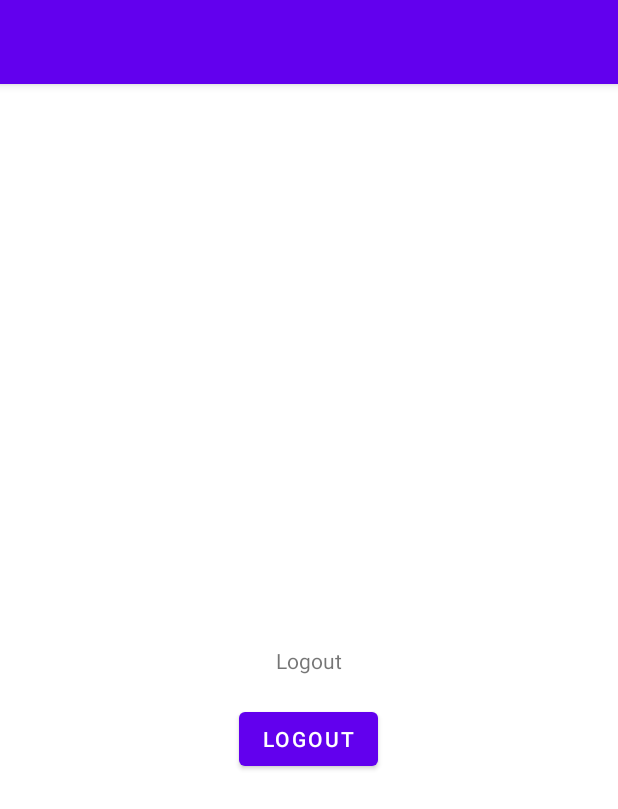
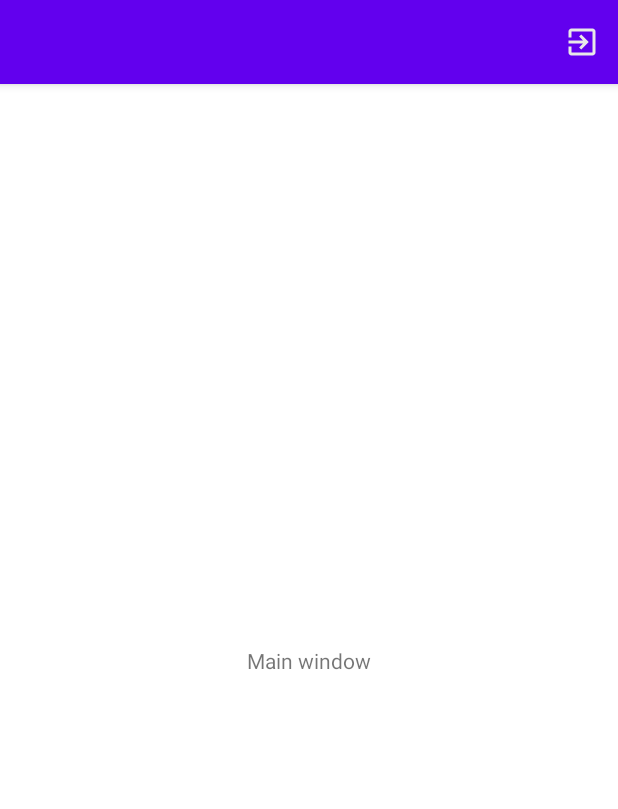
Before and after one commit to LetoDArt/android-recorder, an Android app: the MainWindowFragment screen opened through its navigation route, on a phone screen of 412 x 824 dp. Shown: the top 809 px of the screen. Run offline under Robolectric (Android 15) with nearby library versions, the phone set to English and light mode, and no system bars; our stand-ins replace Timber; libraries missing offline, so code that uses them is left out: by.kirich1409.viewbindingdelegate; 2 statements that could not run were skipped.

Commit message:
added logout to auth flow

```diff
--- a/app/src/main/java/com/example/recorder/data/auth/AuthRepository.kt
+++ b/app/src/main/java/com/example/recorder/data/auth/AuthRepository.kt
@@ -4,7 +4,9 @@ import com.example.recorder.data.auth.model.*
 import com.example.recorder.data.networking.Networking
 
 class AuthRepository {
-    fun logout() {
+    suspend fun logout() {
+        Networking.authApi.logoutUser(LogoutRequest(TokenStorage.refreshToken))
+
         TokenStorage.saveAccessToken("")
         TokenStorage.saveRefreshToken("")
     }
--- a/app/src/main/java/com/example/recorder/data/networking/Networking.kt
+++ b/app/src/main/java/com/example/recorder/data/networking/Networking.kt
@@ -31,7 +31,7 @@ object Networking {
             .build()
 
         retrofit = Retrofit.Builder()
-            .baseUrl("http://192.168.72.48:8000")
+            .baseUrl("http://192.168.31.190:8000")
             .addConverterFactory(MoshiConverterFactory.create())
             .client(okhttpClient!!)
             .build()
--- a/app/src/main/java/com/example/recorder/ui/MainWindow/MainWindowFragment.kt
+++ b/app/src/main/java/com/example/recorder/ui/MainWindow/MainWindowFragment.kt
@@ -1,10 +1,16 @@
 package com.example.recorder.ui.MainWindow
 
 import android.os.Bundle
+import android.view.Menu
+import android.view.MenuInflater
+import android.view.MenuItem
 import android.view.View
 import androidx.appcompat.app.AppCompatActivity
+import androidx.core.view.MenuHost
+import androidx.core.view.MenuProvider
 import androidx.fragment.app.Fragment
 import androidx.fragment.app.viewModels
+import androidx.lifecycle.Lifecycle
 import androidx.navigation.fragment.findNavController
 import by.kirich1409.viewbindingdelegate.viewBinding
 import com.example.recorder.R
@@ -22,12 +28,25 @@ class MainWindowFragment : Fragment(R.layout.fragment_main_window) {
 
         mainWindowViewModel.getUserFromStore()
 
+        val menuHost: MenuHost = requireActivity()
         val app = view.context as AppCompatActivity
         app.supportActionBar?.show()
 
-        binding.button.setOnClickListener {
-            mainWindowViewModel.logout()
-        }
+        menuHost.addMenuProvider(object : MenuProvider {
+            override fun onCreateMenu(menu: Menu, menuInflater: MenuInflater) {
+                menuInflater.inflate(R.menu.options, menu)
+            }
+
+            override fun onMenuItemSelected(menuItem: MenuItem): Boolean {
+                return when (menuItem.itemId) {
+                    R.id.logout_button -> {
+                        mainWindowViewModel.logout()
+                        true
+                    }
+                    else -> false
+                }
+            }
+        }, viewLifecycleOwner, Lifecycle.State.RESUMED)
 
         mainWindowViewModel.userFlow.launchAndCollectIn(viewLifecycleOwner) { user ->
             user?.user_name.let {
--- /dev/null
+++ b/app/src/main/res/drawable/logout_24.xml
@@ -0,0 +1,5 @@
+<vector android:autoMirrored="true" android:height="24dp"
+    android:tint="#E8E8E8" android:viewportHeight="24"
+    android:viewportWidth="24" android:width="24dp" xmlns:android="http://schemas.android.com/apk/res/android">
+    <path android:fillColor="@android:color/white" android:pathData="M10.09,15.59L11.5,17l5,-5 -5,-5 -1.41,1.41L12.67,11H3v2h9.67l-2.58,2.59zM19,3H5c-1.11,0 -2,0.9 -2,2v4h2V5h14v14H5v-4H3v4c0,1.1 0.89,2 2,2h14c1.1,0 2,-0.9 2,-2V5c0,-1.1 -0.9,-2 -2,-2z"/>
+</vector>
--- a/app/src/main/res/layout/fragment_main_window.xml
+++ b/app/src/main/res/layout/fragment_main_window.xml
@@ -16,24 +16,13 @@
             android:layout_height="wrap_content"
             android:layout_marginStart="20dp"
             android:layout_marginEnd="20dp"
-            android:text="@string/Logout_button"
+            android:text="@string/main_window_title"
             android:textAlignment="center"
             app:layout_constraintBottom_toBottomOf="parent"
             app:layout_constraintEnd_toEndOf="parent"
             app:layout_constraintStart_toStartOf="parent"
             app:layout_constraintTop_toTopOf="parent" />
 
-        <Button
-            android:id="@+id/button"
-            android:layout_width="wrap_content"
-            android:layout_height="wrap_content"
-            android:text="@string/Logout_button"
-            app:layout_constraintBottom_toBottomOf="parent"
-            app:layout_constraintEnd_toEndOf="parent"
-            app:layout_constraintHorizontal_bias="0.498"
-            app:layout_constraintStart_toStartOf="parent"
-            app:layout_constraintTop_toBottomOf="@+id/textView2"
-            app:layout_constraintVertical_bias="0.058" />
     </androidx.constraintlayout.widget.ConstraintLayout>
 
 </FrameLayout>
--- /dev/null
+++ b/app/src/main/res/menu/options.xml
@@ -0,0 +1,12 @@
+<?xml version="1.0" encoding="utf-8"?>
+<menu xmlns:android="http://schemas.android.com/apk/res/android"
+    xmlns:app="http://schemas.android.com/apk/res-auto">
+
+    <item
+        android:title="@string/logout_button"
+        android:id="@+id/logout_button"
+        android:icon="@drawable/logout_24"
+        app:showAsAction="ifRoom"
+        />
+
+</menu>
--- a/app/src/main/res/values/strings.xml
+++ b/app/src/main/res/values/strings.xml
@@ -12,6 +12,9 @@
     <!--    Signup strings    -->
     <string name="signup_header">Sign Up</string>
     <string name="signup_button">Signup</string>
+
+    <!--    Main window strings    -->
+    <string name="main_window_title">Main window</string>
 
     <!--    Common strings    -->
     <string name="email_input">Enter email</string>
@@ -28,5 +31,5 @@
     <string name="non_valid_password">
         Password is not valid. Password mast have 8 characters or more
     </string>
-    <string name="Logout_button">Logout</string>
+    <string name="logout_button">Logout</string>
 </resources>
```
Also changed, not shown: app/src/main/java/com/example/recorder/ui/MainWindow/MainWindowViewModel.kt (+12 -2 lines).
